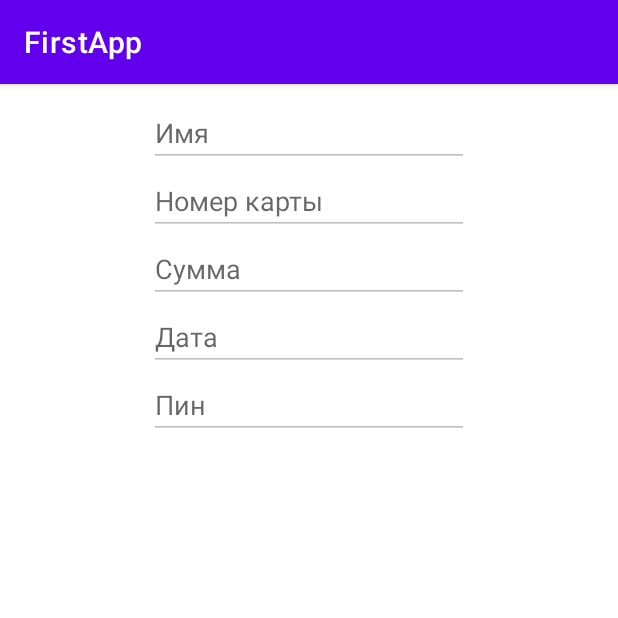
After one commit to DenisAndr/FirstAppTest, an Android app: the DetailActivity screen opened directly, with no data from a screen before it, on a phone screen of 412 x 824 dp, the top half of it. The commit adds this screen. Run offline under Robolectric (Android 15) with nearby library versions, the phone set to English and light mode, and no system bars; 7 statements that could not run were skipped.

Commit message:
Master Detail flow

```diff
--- a/app/src/main/AndroidManifest.xml
+++ b/app/src/main/AndroidManifest.xml
@@ -11,7 +11,8 @@
         android:roundIcon="@mipmap/ic_launcher_round"
         android:supportsRtl="true"
         android:theme="@style/Theme.FirstApp">
-        <activity android:name=".AddCardActivity"></activity>
+        <activity android:name=".DetailActivity"></activity>
+        <activity android:name=".AddCardActivity" />
         <activity android:name=".MainActivity">
             <intent-filter>
                 <action android:name="android.intent.action.MAIN" />
--- /dev/null
+++ b/app/src/main/java/de/ludetis/firstapp/DetailActivity.java
@@ -0,0 +1,34 @@
+package de.ludetis.firstapp;
+
+import androidx.appcompat.app.AppCompatActivity;
+import androidx.fragment.app.Fragment;
+
+import android.os.Bundle;
+import android.widget.LinearLayout;
+
+import de.ludetis.firstapp.data.Card;
+
+public class DetailActivity extends AppCompatActivity {
+
+    public static final String KEY_POSITION = "KEY_POSITION";
+
+    @Override
+    protected void onCreate(Bundle savedInstanceState) {
+        super.onCreate(savedInstanceState);
+        setContentView(R.layout.activity_detail);
+
+        int position = getIntent().getExtras().getInt(KEY_POSITION);
+
+        Card card = BankCardsManager.getInstance().get(position);
+
+        Bundle bundle = new Bundle();
+        bundle.putInt(KEY_POSITION, position);
+        DetailFragment detailFragment = new DetailFragment();
+        detailFragment.setArguments(bundle);
+        getSupportFragmentManager().beginTransaction()
+                .add(R.id.detailActivityRoot, detailFragment).commit();
+
+
+    }
+
+}
--- /dev/null
+++ b/app/src/main/java/de/ludetis/firstapp/DetailFragment.java
@@ -0,0 +1,43 @@
+package de.ludetis.firstapp;
+
+import android.os.Bundle;
+import android.view.LayoutInflater;
+import android.view.View;
+import android.view.ViewGroup;
+import android.widget.EditText;
+
+import androidx.annotation.NonNull;
+import androidx.annotation.Nullable;
+import androidx.fragment.app.Fragment;
+
+import de.ludetis.firstapp.data.Card;
+
+public class DetailFragment extends Fragment {
+
+    private Card card;
+
+    public DetailFragment() {
+    }
+
+    @Override
+    public void onCreate(@Nullable Bundle savedInstanceState) {
+        super.onCreate(savedInstanceState);
+        int position = getArguments().getInt(DetailActivity.KEY_POSITION);
+        card = BankCardsManager.getInstance().get(position);
+    }
+
+    @Nullable
+    @Override
+    public View onCreateView(@NonNull LayoutInflater inflater, @Nullable ViewGroup container, @Nullable Bundle savedInstanceState) {
+
+        View v = inflater.inflate(R.layout.detail_fragment_layout, container, false);
+
+        ((EditText) v.findViewById(R.id.editTextName)).setText(card.getOwnerName());
+        ((EditText) v.findViewById(R.id.editTextNumber)).setText(card.getNum());
+        ((EditText) v.findViewById(R.id.editTextSum)).setText("" + card.getAmount());
+        ((EditText) v.findViewById(R.id.editTextDate)).setText(card.getDate());
+        ((EditText) v.findViewById(R.id.editTextPin)).setText("" + card.getPin());
+
+        return v;
+    }
+}
--- /dev/null
+++ b/app/src/main/res/layout/activity_detail.xml
@@ -0,0 +1,10 @@
+<?xml version="1.0" encoding="utf-8"?>
+<FrameLayout xmlns:android="http://schemas.android.com/apk/res/android"
+    xmlns:app="http://schemas.android.com/apk/res-auto"
+    xmlns:tools="http://schemas.android.com/tools"
+    android:id="@+id/detailActivityRoot"
+    android:layout_width="match_parent"
+    android:layout_height="match_parent"
+    tools:context=".DetailActivity">
+
+</FrameLayout>
--- /dev/null
+++ b/app/src/main/res/layout/detail_fragment_layout.xml
@@ -0,0 +1,68 @@
+<?xml version="1.0" encoding="utf-8"?>
+<androidx.constraintlayout.widget.ConstraintLayout xmlns:android="http://schemas.android.com/apk/res/android"
+    android:layout_width="match_parent"
+    android:layout_height="match_parent"
+    xmlns:app="http://schemas.android.com/apk/res-auto">
+
+    <EditText
+        android:id="@+id/editTextPin"
+        android:layout_width="wrap_content"
+        android:layout_height="wrap_content"
+        android:ems="10"
+        android:hint="Пин"
+        android:inputType="numberSigned"
+        android:enabled="false"
+        app:layout_constraintEnd_toEndOf="parent"
+        app:layout_constraintStart_toStartOf="parent"
+        app:layout_constraintTop_toBottomOf="@+id/editTextDate" />
+
+    <EditText
+        android:id="@+id/editTextNumber"
+        android:layout_width="wrap_content"
+        android:layout_height="wrap_content"
+        android:ems="10"
+        android:hint="Номер карты"
+        android:enabled="false"
+        android:inputType="numberDecimal"
+        app:layout_constraintEnd_toEndOf="parent"
+        app:layout_constraintStart_toStartOf="parent"
+        app:layout_constraintTop_toBottomOf="@+id/editTextName" />
+
+    <EditText
+        android:id="@+id/editTextName"
+        android:layout_width="wrap_content"
+        android:layout_height="wrap_content"
+        android:layout_marginTop="10dp"
+        android:enabled="false"
+        android:ems="10"
+        android:hint="Имя"
+        android:inputType="textPersonName"
+        app:layout_constraintEnd_toEndOf="parent"
+        app:layout_constraintStart_toStartOf="parent"
+        app:layout_constraintTop_toTopOf="parent" />
+
+    <EditText
+        android:id="@+id/editTextDate"
+        android:layout_width="wrap_content"
+        android:layout_height="wrap_content"
+        android:enabled="false"
+        android:ems="10"
+        android:hint="Дата"
+        android:inputType="date"
+        app:layout_constraintEnd_toEndOf="parent"
+        app:layout_constraintStart_toStartOf="parent"
+        app:layout_constraintTop_toBottomOf="@+id/editTextSum" />
+
+    <EditText
+        android:id="@+id/editTextSum"
+        android:layout_width="wrap_content"
+        android:layout_height="wrap_content"
+        android:enabled="false"
+        android:ems="10"
+        android:hint="Сумма"
+        android:inputType="numberDecimal"
+        app:layout_constraintEnd_toEndOf="parent"
+        app:layout_constraintStart_toStartOf="parent"
+        app:layout_constraintTop_toBottomOf="@+id/editTextNumber" />
+
+</androidx.constraintlayout.widget.ConstraintLayout>
```
Also changed, not shown: app/src/main/java/de/ludetis/firstapp/MainActivity.java (+24 -3 lines), app/src/main/java/de/ludetis/firstapp/MyRecyclerViewAdapter.java (+30 -4 lines), app/src/main/res/layout-w900dp/activity_main_1.xml (added, +37 -0 lines).
